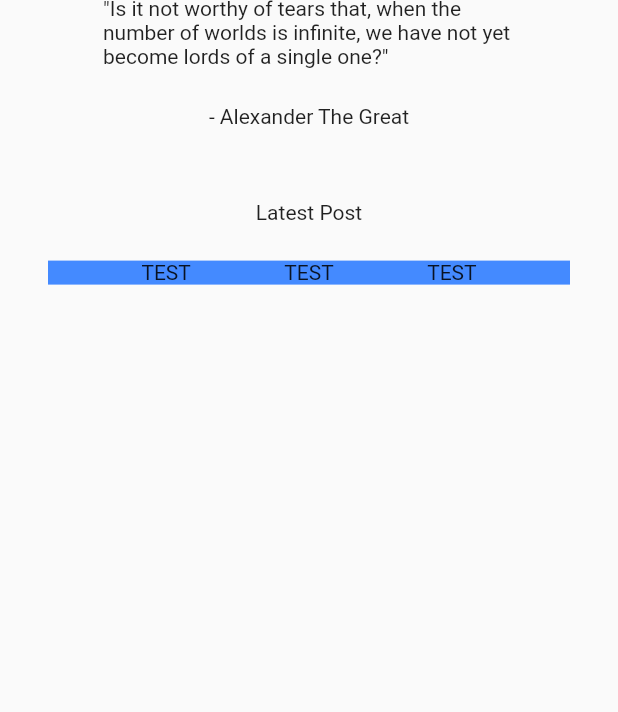
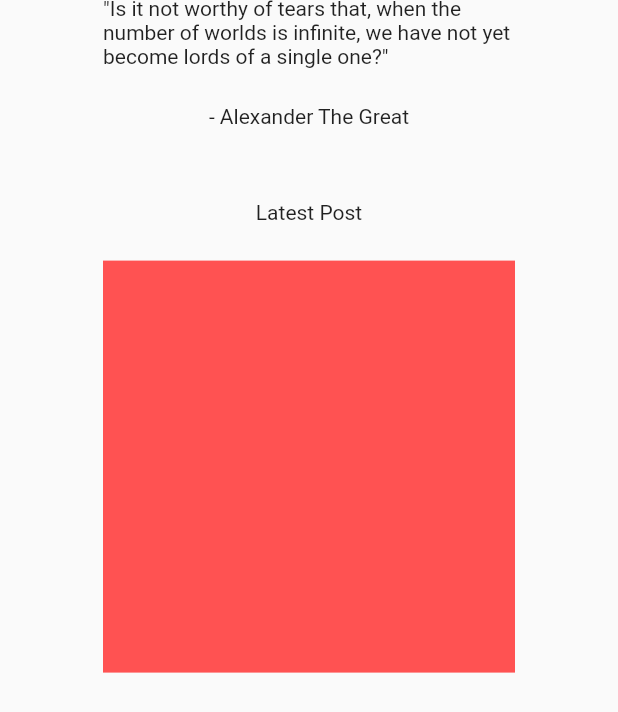
Before and after one commit to danielyoon/sangjishik, a Flutter app: the screen it shows after launch, scrolled down 824 dp, on a phone screen of 412 x 824 dp. Shown: the top 712 px of the screen. Run offline on Flutter 3.47's test engine with Material 2 defaults, Android fonts, the light colour scheme and no system bars; our stand-ins replace go_router, sized_context; network calls fail.

Commit message:
Added posts sizing

```diff
--- /dev/null
+++ b/lib/business_logic/utils/device_info.dart
@@ -0,0 +1,52 @@
+import 'package:flutter/foundation.dart';
+import 'package:sangjishik/core_packages.dart';
+
+class DevicePlatform {
+  static const _desktopPlatforms = [
+    TargetPlatform.macOS,
+    TargetPlatform.windows,
+    TargetPlatform.linux
+  ];
+  static const _mobilePlatforms = [TargetPlatform.android, TargetPlatform.iOS];
+
+  static bool get isDesktop =>
+      _desktopPlatforms.contains(defaultTargetPlatform) && !kIsWeb;
+  static bool get isDesktopOrWeb => isDesktop || kIsWeb;
+  static bool get isMobile =>
+      _mobilePlatforms.contains(defaultTargetPlatform) && !kIsWeb;
+
+  static double get pixelRatio =>
+      WidgetsBinding.instance.window.devicePixelRatio;
+
+  static bool get isWindows => defaultTargetPlatform == TargetPlatform.windows;
+  static bool get isLinux => defaultTargetPlatform == TargetPlatform.linux;
+  static bool get isMacOS => defaultTargetPlatform == TargetPlatform.macOS;
+  static bool get isAndroid => defaultTargetPlatform == TargetPlatform.android;
+  static bool get isIOS => defaultTargetPlatform == TargetPlatform.iOS;
+}
+
+enum FormFactorType { Monitor, SmallPhone, LargePhone, Tablet }
+
+class DeviceScreen {
+  // Get the device form factor as best we can.
+  // Otherwise we will use the screen size to determine which class we fall into.
+  static FormFactorType get(BuildContext context) {
+    double shortestSide = MediaQuery.of(context).size.shortestSide;
+    if (shortestSide <= 300) return FormFactorType.SmallPhone;
+    if (shortestSide <= 600) return FormFactorType.LargePhone;
+    if (shortestSide <= 900) return FormFactorType.Tablet;
+    return FormFactorType.Monitor;
+  }
+
+  // Shortcuts for various mobile device types
+  static bool isPhone(BuildContext context) =>
+      isSmallPhone(context) || isLargePhone(context);
+  static bool isTablet(BuildContext context) =>
+      get(context) == FormFactorType.Tablet;
+  static bool isMonitor(BuildContext context) =>
+      get(context) == FormFactorType.Monitor;
+  static bool isSmallPhone(BuildContext context) =>
+      get(context) == FormFactorType.SmallPhone;
+  static bool isLargePhone(BuildContext context) =>
+      get(context) == FormFactorType.LargePhone;
+}
--- a/lib/user_interface/screens/home/home_app_bar.dart
+++ b/lib/user_interface/screens/home/home_app_bar.dart
@@ -2,8 +2,10 @@ import 'package:sangjishik/core_packages.dart';
 
 class HomeAppBar extends StatelessWidget {
   final bool isSmallScreen;
+  final VoidCallback onTap;
 
-  const HomeAppBar({Key? key, required this.isSmallScreen}) : super(key: key);
+  const HomeAppBar({Key? key, required this.isSmallScreen, required this.onTap})
+      : super(key: key);
 
   @override
   Widget build(BuildContext context) {
@@ -18,13 +20,11 @@ class HomeAppBar extends StatelessWidget {
         title: isSmallScreen ? Text('LOGO') : Container(),
         actions: [
           if (isSmallScreen == true)
-            //FIXME: Add open drawer screen!
             Padding(
               padding: const EdgeInsets.all(8.0),
+              //TODO: Change this to animatedIcon?
               child: IconButton(
-                  splashRadius: 1,
-                  onPressed: () => print('TEST'),
-                  icon: Icon(Icons.menu)),
+                  splashRadius: 1, onPressed: onTap, icon: Icon(Icons.menu)),
             )
           else
             //FIXME: Should fix this to make it presentable...
--- a/lib/user_interface/screens/home/home_banner.dart
+++ b/lib/user_interface/screens/home/home_banner.dart
@@ -20,7 +20,11 @@ class HomeBanner extends StatelessWidget {
       height: height,
       width: width,
       child: Padding(
-        padding: EdgeInsets.all($styles.insets.md),
+        padding: EdgeInsets.only(
+            top: $styles.insets.md,
+            left: $styles.insets.md,
+            right: $styles.insets.md,
+            bottom: width < 700 ? $styles.insets.xxl : $styles.insets.md),
         child: Stack(
           children: [
             SizedBox(
--- a/lib/user_interface/screens/home/home_screen.dart
+++ b/lib/user_interface/screens/home/home_screen.dart
@@ -4,6 +4,7 @@ import 'package:sangjishik/business_logic/data/quotes.dart';
 import 'package:sangjishik/core_packages.dart';
 import 'package:sangjishik/user_interface/screens/home/home_app_bar.dart';
 import 'package:sangjishik/user_interface/screens/home/quoted_text.dart';
+import 'package:sangjishik/user_interface/styled_widgets/styled_navigation.dart';
 import 'package:sized_context/sized_context.dart';
 import 'package:sangjishik/user_interface/screens/home/home_banner.dart';
 import 'package:sangjishik/business_logic/data/backgrounds.dart';
@@ -25,7 +26,7 @@ class _HomeScreenState extends State<HomeScreen> {
   String author = '';
 
   void _onScrollPosition() {
-    _controller.animateTo(screenHeight,
+    _controller.animateTo(screenHeight - 50,
         duration: $styles.times.fast, curve: Curves.ease);
   }
 
@@ -51,9 +52,9 @@ class _HomeScreenState extends State<HomeScreen> {
 
     quote = list[i]['quote'];
     author = list[i]['author'];
-    // quote = list[10]['quote'];
-    // author = list[10]['author'];
   }
+
+  void openDrawer() {}
 
   @override
   Widget build(BuildContext context) {
@@ -81,7 +82,7 @@ class _HomeScreenState extends State<HomeScreen> {
     }
 
     bool removeHomeBanner(double offset) {
-      if (offset == height) {
+      if (offset >= height) {
         seenHomeBanner.value = true;
         return true;
       }
@@ -95,16 +96,21 @@ class _HomeScreenState extends State<HomeScreen> {
         controller: _controller,
         children: [
           _buildHomeBanner(getBackground, height, width),
+          Stack(
+            children: [
               SizedBox(
                 height: height,
                 child: Stack(
                   children: [
                     Positioned.fill(
-                    top: 0, child: HomeAppBar(isSmallScreen: isSmallScreen)),
+                      top: 0,
+                      child: HomeAppBar(
+                          isSmallScreen: isSmallScreen, onTap: openDrawer),
+                    ),
                     Padding(
                       padding: const EdgeInsets.only(top: 65),
-                  child: ListView(
-                    physics: PageScrollPhysics(),
+                      child: SingleChildScrollView(
+                        child: Column(
                           children: [
                             Center(
                               child: SizedBox(
@@ -122,26 +128,17 @@ class _HomeScreenState extends State<HomeScreen> {
                             VSpace.xl,
                             HomePostButtons(isSmallScreen: isSmallScreen),
                             VSpace.med,
-                      Padding(
-                        padding: const EdgeInsets.symmetric(horizontal: 32),
-                        child: Container(
-                          color: Colors.blueAccent,
-                          width: width,
-                          child: Row(
-                            mainAxisAlignment: MainAxisAlignment.spaceEvenly,
-                            children: [
-                              Text('TEST'),
-                              Text('TEST'),
-                              Text('TEST'),
+                            StyledPosts(isSmallScreen: isSmallScreen),
+                            VSpace.med,
                           ],
                         ),
-                        ),
-                      )
-                    ],
                       ),
                     ),
                   ],
                 ),
+              ),
+              // StyledNavigation(height: height, width: width),
+            ],
           ),
         ],
       ),
--- a/lib/user_interface/styled_widgets/styled_posts.dart
+++ b/lib/user_interface/styled_widgets/styled_posts.dart
@@ -1,21 +1,53 @@
+import 'package:sangjishik/business_logic/utils/device_info.dart';
 import 'package:sangjishik/core_packages.dart';
+import 'package:sized_context/sized_context.dart';
 
-//FIXME: Can probably have set width/height since columns numbers are all that matters
 class StyledPosts extends StatelessWidget {
-  const StyledPosts({Key? key}) : super(key: key);
+  final bool isSmallScreen;
+
+  const StyledPosts({Key? key, required this.isSmallScreen}) : super(key: key);
 
   @override
   Widget build(BuildContext context) {
-    return GridView(
-      gridDelegate: SliverGridDelegateWithFixedCrossAxisCount(
-        crossAxisCount: 3,
-      ),
-      children: [
-        Image.network('https://picsum.photos/250?image=1'),
-        Image.network('https://picsum.photos/250?image=2'),
-        Image.network('https://picsum.photos/250?image=3'),
-        Image.network('https://picsum.photos/250?image=4'),
-      ],
+    double width = context.widthPx;
+    double height = context.heightPx;
+
+    // DeviceScreen.isTablet(context);
+
+    return LayoutBuilder(
+      builder: (context, constraints) {
+        return isSmallScreen
+            ? Row(
+                mainAxisAlignment: MainAxisAlignment.center,
+                children: [
+                  Container(
+                    width: width / 1.5,
+                    height: width / 1.5,
+                    color: Colors.redAccent,
+                  ),
+                ],
+              )
+            : Row(
+                mainAxisAlignment: MainAxisAlignment.spaceEvenly,
+                children: [
+                  Container(
+                    width: width / 5,
+                    height: width / 4.5,
+                    color: Colors.redAccent,
+                  ),
+                  Container(
+                    width: width / 5,
+                    height: width / 4.5,
+                    color: Colors.greenAccent,
+                  ),
+                  Container(
+                    width: width / 5,
+                    height: width / 4.5,
+                    color: Colors.blueAccent,
+                  ),
+                ],
+              );
+      },
     );
   }
 }
```
Also changed, not shown: lib/user_interface/styled_widgets/styled_navigation.dart (+36 -0 lines). Lines whose indentation alone changed are shown as unchanged.
